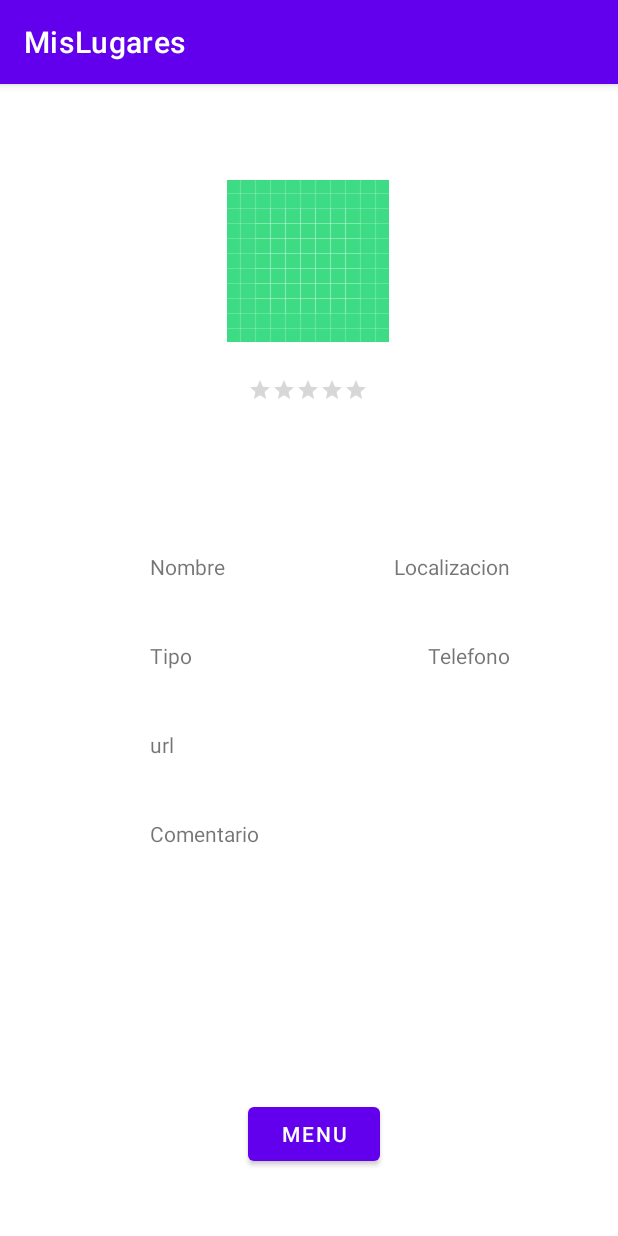
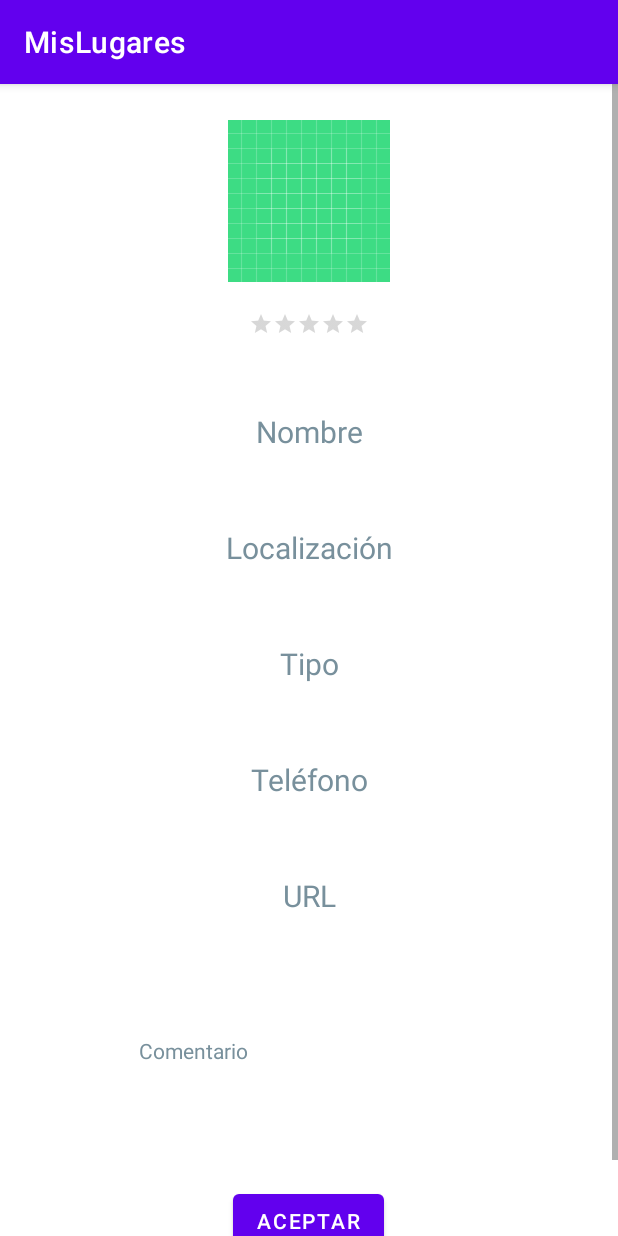
Before and after one commit to alradno/Practica2_LAB, an Android app: the infoActivity screen opened directly, with no data from a screen before it, on a phone screen of 412 x 824 dp. Run offline under Robolectric (Android 15) with nearby library versions, the phone set to English and light mode, and no system bars; our stand-ins replace Room's generated code; 7 statements that could not run were skipped.

Commit message:
Update8 navBarBottom

```diff
--- a/app/src/main/java/com/alberto_radno/mislugares/infoActivity.java
+++ b/app/src/main/java/com/alberto_radno/mislugares/infoActivity.java
@@ -4,6 +4,7 @@ import androidx.appcompat.app.AppCompatActivity;
 import androidx.room.Room;
 
 import android.os.Bundle;
+import android.widget.Button;
 import android.widget.RatingBar;
 import android.widget.TextView;
 
@@ -19,6 +20,7 @@ public class infoActivity extends AppCompatActivity {
     TextView url;
     TextView comentario;
     Lugar lugar;
+    Button aceptar;
 
     @Override
     protected void onCreate(Bundle savedInstanceState) {
@@ -36,6 +38,7 @@ public class infoActivity extends AppCompatActivity {
         telefono = findViewById(R.id.telefono_info);
         url = findViewById(R.id.url_info);
         comentario = findViewById(R.id.comentario_info);
+        aceptar = findViewById(R.id.aceptarButton_info);
 
         nombre.setText(lugar.getNombre());
         localizacion.setText(lugar.getLocalizacion());
@@ -44,7 +47,11 @@ public class infoActivity extends AppCompatActivity {
         telefono.setText(lugar.getTelefono());
         url.setText(lugar.getUrl());
         comentario.setText(lugar.getComentario());
-    }
+
+        //Click en boton aceptar y volver a main
+        aceptar.setOnClickListener(v ->
+                finish());
+        }
 
 
 }
--- /dev/null
+++ b/app/src/main/res/drawable/ic_baseline_favorite_24.xml
@@ -0,0 +1,5 @@
+<vector android:height="24dp" android:tint="#000000"
+    android:viewportHeight="24" android:viewportWidth="24"
+    android:width="24dp" xmlns:android="http://schemas.android.com/apk/res/android">
+    <path android:fillColor="@android:color/white" android:pathData="M12,21.35l-1.45,-1.32C5.4,15.36 2,12.28 2,8.5 2,5.42 4.42,3 7.5,3c1.74,0 3.41,0.81 4.5,2.09C13.09,3.81 14.76,3 16.5,3 19.58,3 22,5.42 22,8.5c0,3.78 -3.4,6.86 -8.55,11.54L12,21.35z"/>
+</vector>
--- /dev/null
+++ b/app/src/main/res/drawable/ic_baseline_favorite_border_24.xml
@@ -0,0 +1,5 @@
+<vector android:height="24dp" android:tint="#000000"
+    android:viewportHeight="24" android:viewportWidth="24"
+    android:width="24dp" xmlns:android="http://schemas.android.com/apk/res/android">
+    <path android:fillColor="@android:color/white" android:pathData="M16.5,3c-1.74,0 -3.41,0.81 -4.5,2.09C10.91,3.81 9.24,3 7.5,3 4.42,3 2,5.42 2,8.5c0,3.78 3.4,6.86 8.55,11.54L12,21.35l1.45,-1.32C18.6,15.36 22,12.28 22,8.5 22,5.42 19.58,3 16.5,3zM12.1,18.55l-0.1,0.1 -0.1,-0.1C7.14,14.24 4,11.39 4,8.5 4,6.5 5.5,5 7.5,5c1.54,0 3.04,0.99 3.57,2.36h1.87C13.46,5.99 14.96,5 16.5,5c2,0 3.5,1.5 3.5,3.5 0,2.89 -3.14,5.74 -7.9,10.05z"/>
+</vector>
--- /dev/null
+++ b/app/src/main/res/drawable/ic_baseline_home_24.xml
@@ -0,0 +1,5 @@
+<vector android:height="24dp" android:tint="#000000"
+    android:viewportHeight="24" android:viewportWidth="24"
+    android:width="24dp" xmlns:android="http://schemas.android.com/apk/res/android">
+    <path android:fillColor="@android:color/white" android:pathData="M10,20v-6h4v6h5v-8h3L12,3 2,12h3v8z"/>
+</vector>
--- /dev/null
+++ b/app/src/main/res/drawable/ic_baseline_info_24.xml
@@ -0,0 +1,5 @@
+<vector android:height="24dp" android:tint="#000000"
+    android:viewportHeight="24" android:viewportWidth="24"
+    android:width="24dp" xmlns:android="http://schemas.android.com/apk/res/android">
+    <path android:fillColor="@android:color/white" android:pathData="M12,2C6.48,2 2,6.48 2,12s4.48,10 10,10 10,-4.48 10,-10S17.52,2 12,2zM13,17h-2v-6h2v6zM13,9h-2L11,7h2v2z"/>
+</vector>
--- /dev/null
+++ b/app/src/main/res/drawable/ic_baseline_search_24.xml
@@ -0,0 +1,5 @@
+<vector android:height="24dp" android:tint="#000000"
+    android:viewportHeight="24" android:viewportWidth="24"
+    android:width="24dp" xmlns:android="http://schemas.android.com/apk/res/android">
+    <path android:fillColor="@android:color/white" android:pathData="M15.5,14h-0.79l-0.28,-0.27C15.41,12.59 16,11.11 16,9.5 16,5.91 13.09,3 9.5,3S3,5.91 3,9.5 5.91,16 9.5,16c1.61,0 3.09,-0.59 4.23,-1.57l0.27,0.28v0.79l5,4.99L20.49,19l-4.99,-5zM9.5,14C7.01,14 5,11.99 5,9.5S7.01,5 9.5,5 14,7.01 14,9.5 11.99,14 9.5,14z"/>
+</vector>
--- a/app/src/main/res/layout/activity_info.xml
+++ b/app/src/main/res/layout/activity_info.xml
@@ -4,113 +4,141 @@
     xmlns:tools="http://schemas.android.com/tools"
     android:layout_width="match_parent"
     android:layout_height="match_parent"
-    tools:context=".infoActivity">
+    android:fadingEdge="horizontal"
+    tools:context=".EditarActivity">
+
+    <ScrollView
+        android:id="@+id/scrollView2"
+        android:layout_width="match_parent"
+        android:layout_height="match_parent"
+        app:layout_constraintBottom_toBottomOf="parent"
+        app:layout_constraintEnd_toEndOf="parent"
+        app:layout_constraintStart_toStartOf="parent"
+        app:layout_constraintTop_toTopOf="parent"
+        app:layout_constraintVertical_bias="0.0">
+
+        <LinearLayout
+            android:layout_width="match_parent"
+            android:layout_height="wrap_content"
+            android:orientation="vertical">
 
             <ImageView
                 android:id="@+id/foto_info"
-        android:layout_width="wrap_content"
+                android:layout_width="match_parent"
                 android:layout_height="wrap_content"
-        android:layout_marginTop="64dp"
-        android:contentDescription="@string/fotoinfo"
-        android:src="@drawable/ic_launcher_background"
-        app:layout_constraintEnd_toEndOf="parent"
-        app:layout_constraintHorizontal_bias="0.498"
-        app:layout_constraintStart_toStartOf="parent"
-        app:layout_constraintTop_toTopOf="parent"
+                android:layout_gravity="center"
+                android:layout_marginTop="24sp"
+                android:contentDescription="@string/imagenedit"
+                app:srcCompat="@drawable/ic_launcher_background"
                 tools:ignore="ImageContrastCheck" />
-
-    <TextView
-        android:id="@+id/nombre_info"
-        android:layout_width="wrap_content"
-        android:layout_height="wrap_content"
-        android:layout_marginStart="100dp"
-        android:layout_marginTop="100dp"
-        android:text="@string/nombreinfo"
-        app:layout_constraintStart_toStartOf="parent"
-        app:layout_constraintTop_toBottomOf="@+id/ratingBar_info" />
-
-    <TextView
-        android:id="@+id/localizacion_info"
-        android:layout_width="wrap_content"
-        android:layout_height="wrap_content"
-        android:layout_marginTop="100dp"
-        android:layout_marginEnd="72dp"
-        android:text="@string/localizacioninfo"
-        app:layout_constraintEnd_toEndOf="parent"
-        app:layout_constraintTop_toBottomOf="@+id/ratingBar_info" />
 
             <RatingBar
                 android:id="@+id/ratingBar_info"
                 style="?android:attr/ratingBarStyleSmall"
                 android:layout_width="wrap_content"
                 android:layout_height="wrap_content"
-        android:layout_marginTop="24dp"
-        app:layout_constraintEnd_toEndOf="parent"
-        app:layout_constraintHorizontal_bias="0.498"
-        app:layout_constraintStart_toStartOf="parent"
-        app:layout_constraintTop_toBottomOf="@+id/foto_info" />
+                android:layout_gravity="center"
+                android:layout_marginTop="20sp"
+                android:numStars="5" />
+
+            <TextView
+                android:id="@+id/nombre_info"
+                android:layout_width="wrap_content"
+                android:layout_height="wrap_content"
+                android:layout_gravity="center"
+                android:layout_marginTop="50sp"
+                android:autofillHints=""
+                android:ems="10"
+                android:hint="@string/nombreedit"
+                android:inputType="textPersonName"
+                android:textAlignment="center"
+                android:textColorHint="#78909C"
+                android:textSize="20sp"
+                tools:ignore="TouchTargetSizeCheck" />
+
+            <TextView
+                android:id="@+id/localizacion_info"
+                android:layout_width="wrap_content"
+                android:layout_height="wrap_content"
+                android:layout_gravity="center"
+                android:layout_marginTop="50sp"
+                android:autofillHints=""
+                android:ems="10"
+                android:hint="@string/localizacionedit"
+                android:inputType="textPersonName"
+                android:textAlignment="center"
+                android:textColorHint="#78909C"
+                android:textSize="20sp"
+                tools:ignore="TouchTargetSizeCheck" />
 
             <TextView
                 android:id="@+id/tipo_info"
                 android:layout_width="wrap_content"
                 android:layout_height="wrap_content"
-        android:layout_marginStart="100dp"
-        android:layout_marginTop="40dp"
-        android:text="@string/tipoinfo"
-        app:layout_constraintStart_toStartOf="parent"
-        app:layout_constraintTop_toBottomOf="@+id/nombre_info" />
+                android:layout_gravity="center"
+                android:layout_marginTop="50sp"
+                android:autofillHints=""
+                android:ems="10"
+                android:hint="@string/tipoedit"
+                android:inputType="textPersonName"
+                android:textAlignment="center"
+                android:textColorHint="#78909C"
+                android:textSize="20sp"
+                tools:ignore="TouchTargetSizeCheck" />
+
+            <TextView
+                android:id="@+id/telefono_info"
+                android:layout_width="wrap_content"
+                android:layout_height="wrap_content"
+                android:layout_gravity="center"
+                android:layout_marginTop="50sp"
+                android:autofillHints=""
+                android:ems="10"
+                android:hint="@string/telefonoedit"
+                android:inputType="phone"
+                android:textAlignment="center"
+                android:textColorHint="#78909C"
+                android:textSize="20sp"
+                tools:ignore="SpeakableTextPresentCheck,TouchTargetSizeCheck" />
 
             <TextView
                 android:id="@+id/url_info"
                 android:layout_width="wrap_content"
                 android:layout_height="wrap_content"
-        android:layout_marginStart="100dp"
-        android:layout_marginTop="40dp"
-        android:text="@string/urlinfo"
-        app:layout_constraintStart_toStartOf="parent"
-        app:layout_constraintTop_toBottomOf="@+id/tipo_info" />
-
-    <TextView
-        android:id="@+id/telefono_info"
-        android:layout_width="wrap_content"
-        android:layout_height="0dp"
-        android:layout_marginTop="40dp"
-        android:layout_marginEnd="72dp"
-        android:text="@string/telefonoinfo"
-        app:layout_constraintEnd_toEndOf="parent"
-        app:layout_constraintTop_toBottomOf="@+id/localizacion_info" />
-
-    <Button
-        android:id="@+id/menuButton"
-        android:layout_width="wrap_content"
-        android:layout_height="wrap_content"
-        android:layout_marginBottom="44dp"
-        android:text="@string/menuinfo"
-        app:layout_constraintBottom_toBottomOf="parent"
-        app:layout_constraintEnd_toEndOf="parent"
-        app:layout_constraintHorizontal_bias="0.51"
-        app:layout_constraintStart_toStartOf="parent" />
+                android:layout_gravity="center"
+                android:layout_marginTop="50sp"
+                android:autofillHints=""
+                android:ems="10"
+                android:hint="@string/urledit"
+                android:inputType="textUri"
+                android:textAlignment="center"
+                android:textColorHint="#78909C"
+                android:textSize="20sp"
+                tools:ignore="TouchTargetSizeCheck" />
 
             <TextView
                 android:id="@+id/comentario_info"
+                android:layout_width="286dp"
+                android:layout_height="wrap_content"
+                android:layout_gravity="center"
+                android:layout_marginTop="50sp"
+                android:autofillHints=""
+                android:ems="10"
+                android:gravity="start|top"
+                android:hint="@string/comentarioedit"
+                android:inputType="textMultiLine"
+                android:padding="30sp"
+                android:textColorHint="#78909C"
+                tools:ignore="SpeakableTextPresentCheck,TouchTargetSizeCheck,TextContrastCheck" />
+
+            <Button
+                android:id="@+id/aceptarButton_info"
                 android:layout_width="wrap_content"
                 android:layout_height="wrap_content"
-        android:layout_marginStart="100dp"
-        android:layout_marginTop="40dp"
-        android:text="@string/comentarioinfo"
-        app:layout_constraintStart_toStartOf="parent"
-        app:layout_constraintTop_toBottomOf="@+id/url_info" />
-
-    <ScrollView
-        android:id="@+id/comentario2_info"
-        android:layout_width="331dp"
-        android:layout_height="79dp"
-        android:layout_marginBottom="24dp"
-        app:layout_constraintBottom_toTopOf="@+id/menuButton"
-        app:layout_constraintEnd_toEndOf="parent"
-        app:layout_constraintStart_toStartOf="parent"
-        tools:ignore="SpeakableTextPresentCheck">
-
+                android:layout_gravity="center"
+                android:layout_marginTop="50sp"
+                android:layout_marginBottom="40sp"
+                android:text="@string/aceptaredit" />
+        </LinearLayout>
     </ScrollView>
-
 </androidx.constraintlayout.widget.ConstraintLayout>
--- a/app/src/main/res/values/strings.xml
+++ b/app/src/main/res/values/strings.xml
@@ -9,8 +9,8 @@
     <string name="buscar">Buscar</string>
     <string name="nombre">Nombre</string>
     <string name="borrar">Borrar</string>
-    <!-- TODO: Remove or change this placeholder text -->
-    <string name="hello_blank_fragment">Hello blank fragment</string>
+
+
     <string name="nombreBuscado">Nombre</string>
     <string name="buscado">Buscar</string>
     <string name="resultados">Resultados</string>
```
Also changed, not shown: app/src/main/java/com/alberto_radno/mislugares/EditarActivity.java (+9 -9 lines), app/src/main/res/layout/activity_editar.xml (+37 -29 lines), app/src/main/res/layout/activity_main.xml (+13 -0 lines), app/src/main/res/menu/nav_menu.xml (added, +20 -0 lines). Lines whose indentation alone changed are shown as unchanged.
